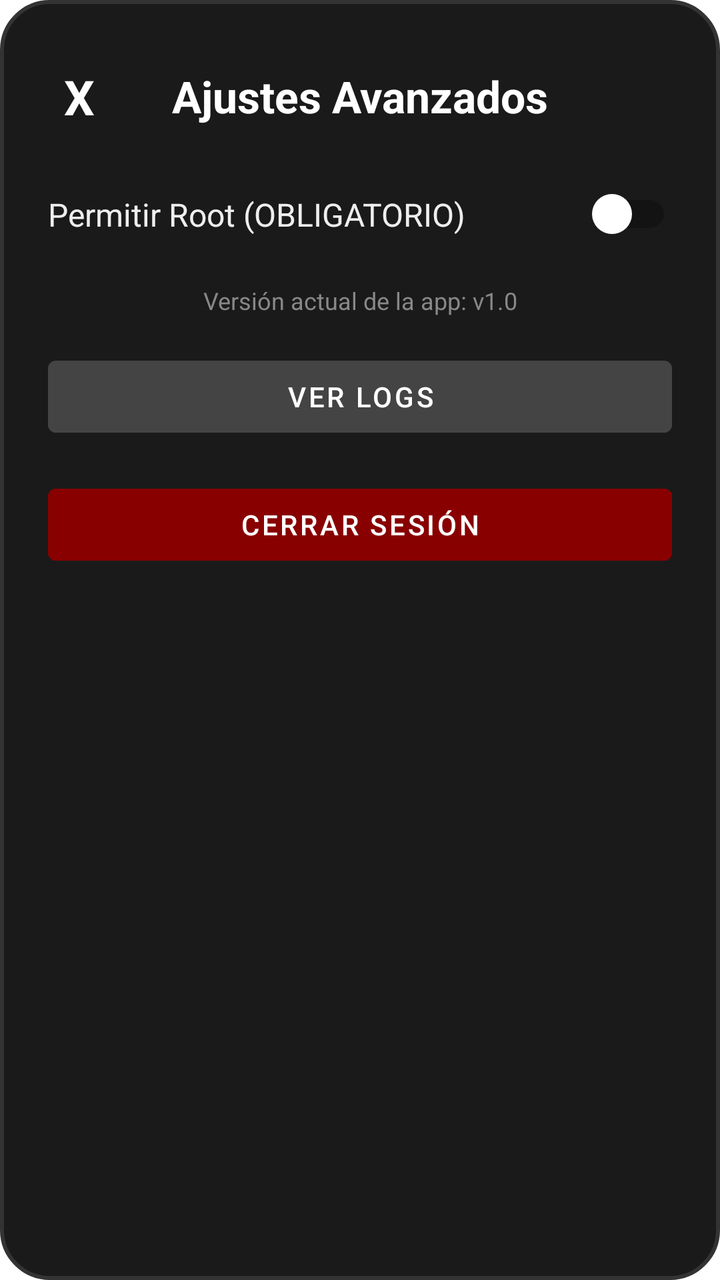
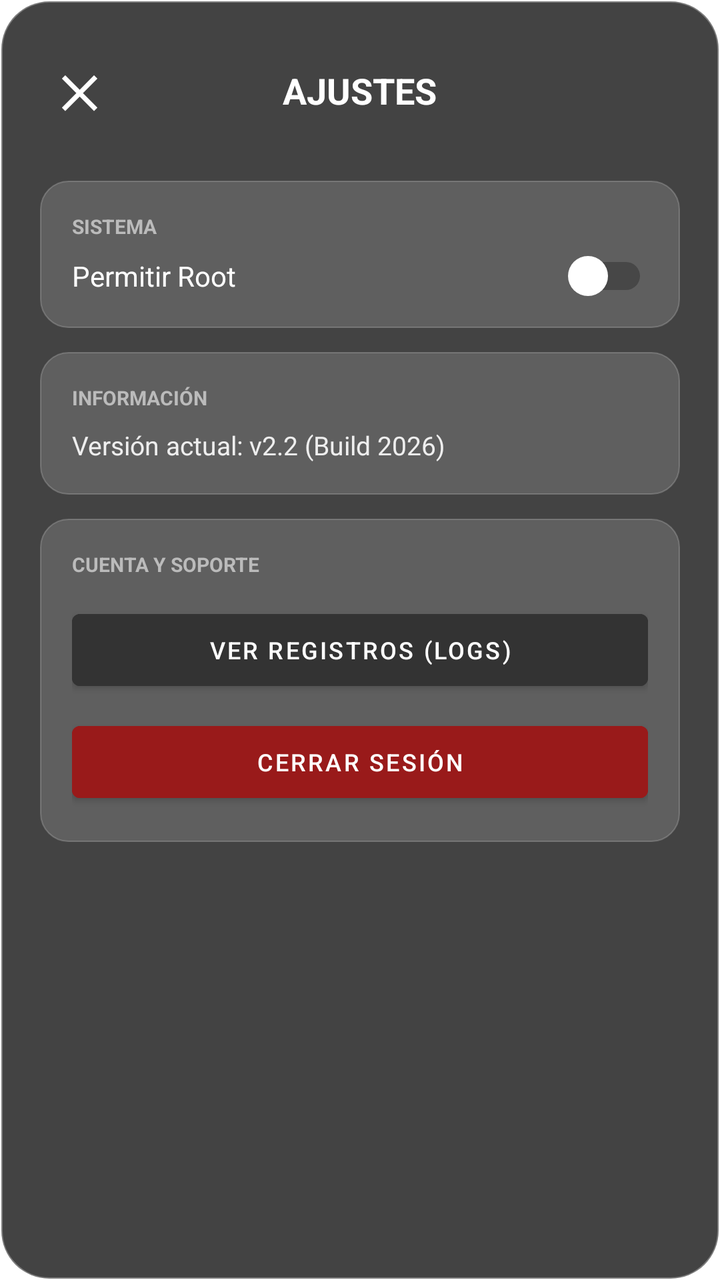

Compare the two renders of this Android layout. The source of the first and the diff that turns it into the second are given below.
<!-- AndroidManifest.xml: application theme Theme.Freezy -->
<!-- res/layout/dialog_settings.xml -->
<?xml version="1.0" encoding="utf-8"?>
<LinearLayout xmlns:android="http://schemas.android.com/apk/res/android"
    android:layout_width="match_parent"
    android:layout_height="wrap_content"
    android:background="@drawable/shape_dialog_bg"
    android:orientation="vertical"
    android:padding="24dp">

    <RelativeLayout
        android:layout_width="match_parent"
        android:layout_height="wrap_content"
        android:layout_marginBottom="24dp">

        <TextView
            android:id="@+id/btn_close_dialog_x"
            android:layout_width="wrap_content"
            android:layout_height="wrap_content"
            android:text="X"
            android:textColor="#FFFFFF"
            android:textSize="24sp"
            android:textStyle="bold"
            android:layout_alignParentLeft="true"
            android:layout_centerVertical="true"
            android:padding="8dp"/>

        <TextView
            android:layout_width="wrap_content"
            android:layout_height="wrap_content"
            android:text="Ajustes Avanzados"
            android:textColor="#FFFFFF"
            android:textSize="22sp"
            android:textStyle="bold"
            android:layout_centerInParent="true"/>
    </RelativeLayout>

    <Switch
        android:id="@+id/switch_root"
        android:layout_width="match_parent"
        android:layout_height="wrap_content"
        android:text="Permitir Root (OBLIGATORIO)"
        android:textColor="#EEEEEE"
        android:textSize="16sp"
        android:thumb="@drawable/custom_seekbar_thumb"
        android:layout_marginBottom="24dp"/>



    <TextView
        android:id="@+id/tv_version"
        android:layout_width="match_parent"
        android:layout_height="wrap_content"
        android:gravity="center"
        android:text="Versión actual de la app: v1.0"
        android:textColor="#888888"
        android:textSize="12sp"
        android:layout_marginBottom="16dp" />

    <Button
        android:id="@+id/btn_view_logs"
        android:layout_width="match_parent"
        android:layout_height="wrap_content"
        android:text="VER LOGS"
        android:textColor="#FFFFFF"
        android:backgroundTint="#444444"
        android:layout_marginBottom="16dp" />

    <Button
        android:id="@+id/btn_logout"
        android:layout_width="match_parent"
        android:layout_height="wrap_content"
        android:text="CERRAR SESIÓN"
        android:textColor="#FFFFFF"
        android:backgroundTint="#880000"
        android:layout_marginBottom="16dp" />


</LinearLayout>
<!-- resources referenced by this layout -->
<resources>
  <!-- drawable custom_seekbar_thumb (drawable) -->
  <?xml version="1.0" encoding="utf-8"?>
  <shape xmlns:android="http://schemas.android.com/apk/res/android" android:shape="oval">
      <solid android:color="#FFFFFF" />
      <size android:width="20dp" android:height="20dp" />
  </shape>
  <!-- drawable shape_dialog_bg (drawable) -->
  <?xml version="1.0" encoding="utf-8"?>
  <shape xmlns:android="http://schemas.android.com/apk/res/android">
      <solid android:color="#1A1A1A"/>
      <corners android:radius="24dp"/>
      <stroke android:color="#333333" android:width="2dp"/>
  </shape>
  <style name="Theme.Freezy" parent="Theme.MaterialComponents.DayNight.DarkActionBar">
          
          <item name="colorPrimary">@color/purple_500</item>
          <item name="colorPrimaryVariant">@color/purple_700</item>
          <item name="colorOnPrimary">@color/white</item>
          
          <item name="colorSecondary">@color/teal_200</item>
          <item name="colorSecondaryVariant">@color/teal_700</item>
          <item name="colorOnSecondary">@color/black</item>
          
          <item name="android:statusBarColor">?attr/colorPrimaryVariant</item>
          
      </style>
  <color name="purple_500">#FF6200EE</color>
  <color name="purple_700">#FF3700B3</color>
  <color name="white">#FFFFFFFF</color>
  <color name="teal_200">#FF03DAC5</color>
  <color name="teal_700">#FF018786</color>
  <color name="black">#FF000000</color>
</resources>

<!-- the commit's change to res/layout/dialog_settings.xml (unified diff, before → after) -->
@@ -2,76 +2,129 @@
 <LinearLayout xmlns:android="http://schemas.android.com/apk/res/android"
     android:layout_width="match_parent"
     android:layout_height="wrap_content"
-    android:background="@drawable/shape_dialog_bg"
+    android:background="@drawable/bg_glass_dialog"
     android:orientation="vertical"
-    android:padding="24dp">
+    android:padding="20dp">
 
+    
     <RelativeLayout
         android:layout_width="match_parent"
         android:layout_height="wrap_content"
-        android:layout_marginBottom="24dp">
+        android:layout_marginBottom="20dp">
 
         <TextView
             android:id="@+id/btn_close_dialog_x"
             android:layout_width="wrap_content"
             android:layout_height="wrap_content"
-            android:text="X"
+            android:text="✕"
             android:textColor="#FFFFFF"
-            android:textSize="24sp"
+            android:textSize="22sp"
             android:textStyle="bold"
             android:layout_alignParentLeft="true"
             android:layout_centerVertical="true"
-            android:padding="8dp"/>
+            android:padding="10dp"/>
 
         <TextView
             android:layout_width="wrap_content"
             android:layout_height="wrap_content"
-            android:text="Ajustes Avanzados"
+            android:text="AJUSTES"
             android:textColor="#FFFFFF"
-            android:textSize="22sp"
+            android:textSize="18sp"
             android:textStyle="bold"
             android:layout_centerInParent="true"/>
     </RelativeLayout>
 
-    <Switch
-        android:id="@+id/switch_root"
+    
+    <LinearLayout
         android:layout_width="match_parent"
         android:layout_height="wrap_content"
-        android:text="Permitir Root (OBLIGATORIO)"
-        android:textColor="#EEEEEE"
-        android:textSize="16sp"
-        android:thumb="@drawable/custom_seekbar_thumb"
-        android:layout_marginBottom="24dp"/>
+        android:orientation="vertical"
+        android:background="@drawable/bg_glass_tile"
+        android:padding="16dp"
+        android:layout_marginBottom="12dp">
+        
+        <TextView
+            android:layout_width="wrap_content"
+            android:layout_height="wrap_content"
+            android:text="SISTEMA"
+            android:textColor="#BBBBBB"
+            android:textSize="10sp"
+            android:textStyle="bold"
+            android:layout_marginBottom="8dp"/>
 
+        <Switch
+            android:id="@+id/switch_root"
+            android:layout_width="match_parent"
+            android:layout_height="wrap_content"
+            android:text="Permitir Root"
+            android:textColor="#FFFFFF"
+            android:textSize="14sp"
+            android:thumb="@drawable/custom_seekbar_thumb"/>
+    </LinearLayout>
 
-
-    <TextView
-        android:id="@+id/tv_version"
+    
+    <LinearLayout
         android:layout_width="match_parent"
         android:layout_height="wrap_content"
-        android:gravity="center"
-        android:text="Versión actual de la app: v1.0"
-        android:textColor="#888888"
-        android:textSize="12sp"
-        android:layout_marginBottom="16dp" />
+        android:orientation="vertical"
+        android:background="@drawable/bg_glass_tile"
+        android:padding="16dp"
+        android:layout_marginBottom="12dp">
+        
+        <TextView
+            android:layout_width="wrap_content"
+            android:layout_height="wrap_content"
+            android:text="INFORMACIÓN"
+            android:textColor="#BBBBBB"
+            android:textSize="10sp"
+            android:textStyle="bold"
+            android:layout_marginBottom="8dp"/>
 
-    <Button
-        android:id="@+id/btn_view_logs"
+        <TextView
+            android:id="@+id/tv_version"
+            android:layout_width="match_parent"
+            android:layout_height="wrap_content"
+            android:text="Versión actual: v2.2 (Build 2026)"
+            android:textColor="#EEEEEE"
+            android:textSize="13sp" />
+    </LinearLayout>
+
+    
+    <LinearLayout
         android:layout_width="match_parent"
         android:layout_height="wrap_content"
-        android:text="VER LOGS"
-        android:textColor="#FFFFFF"
-        android:backgroundTint="#444444"
-        android:layout_marginBottom="16dp" />
+        android:orientation="vertical"
+        android:background="@drawable/bg_glass_tile"
+        android:padding="16dp">
+        
+        <TextView
+            android:layout_width="wrap_content"
+            android:layout_height="wrap_content"
+            android:text="CUENTA Y SOPORTE"
+            android:textColor="#BBBBBB"
+            android:textSize="10sp"
+            android:textStyle="bold"
+            android:layout_marginBottom="12dp"/>
 
-    <Button
-        android:id="@+id/btn_logout"
-        android:layout_width="match_parent"
-        android:layout_height="wrap_content"
-        android:text="CERRAR SESIÓN"
-        android:textColor="#FFFFFF"
-        android:backgroundTint="#880000"
-        android:layout_marginBottom="16dp" />
+        <Button
+            android:id="@+id/btn_view_logs"
+            android:layout_width="match_parent"
+            android:layout_height="48dp"
+            android:text="VER REGISTROS (LOGS)"
+            android:textSize="12sp"
+            android:textColor="#FFFFFF"
+            android:backgroundTint="#333333"
+            android:layout_marginBottom="8dp" />
+
+        <Button
+            android:id="@+id/btn_logout"
+            android:layout_width="match_parent"
+            android:layout_height="48dp"
+            android:text="CERRAR SESIÓN"
+            android:textSize="12sp"
+            android:textColor="#FFFFFF"
+            android:backgroundTint="#991A1A" />
+    </LinearLayout>
 
 
 </LinearLayout>
<!-- resource entries referenced after the edit -->
@@ -1,36 +1,49 @@
 <!-- resources referenced by this layout -->
 <resources>
+  <!-- drawable bg_glass_dialog (drawable) -->
+  <?xml version="1.0" encoding="utf-8"?>
+  <shape xmlns:android="http://schemas.android.com/apk/res/android">
+      
+      <solid android:color="#CC141414" />
+          
+      <corners android:radius="24dp" />
+      
+      
+      <stroke
+          android:width="1.2dp"
+          android:color="#4DFFFFFF" />
+  </shape>
+  <!-- drawable bg_glass_tile (drawable) -->
+  <?xml version="1.0" encoding="utf-8"?>
+  <shape xmlns:android="http://schemas.android.com/apk/res/android">
+      
+      <solid android:color="#26FFFFFF" />
+      <corners android:radius="14dp" />
+      <stroke
+          android:width="0.8dp"
+          android:color="#33FFFFFF" />
+  </shape>
   <!-- drawable custom_seekbar_thumb (drawable) -->
   <?xml version="1.0" encoding="utf-8"?>
   <shape xmlns:android="http://schemas.android.com/apk/res/android" android:shape="oval">
       <solid android:color="#FFFFFF" />
       <size android:width="20dp" android:height="20dp" />
   </shape>
-  <!-- drawable shape_dialog_bg (drawable) -->
-  <?xml version="1.0" encoding="utf-8"?>
-  <shape xmlns:android="http://schemas.android.com/apk/res/android">
-      <solid android:color="#1A1A1A"/>
-      <corners android:radius="24dp"/>
-      <stroke android:color="#333333" android:width="2dp"/>
-  </shape>
-  <style name="Theme.Freezy" parent="Theme.MaterialComponents.DayNight.DarkActionBar">
+  <style name="Theme.Freezy" parent="Theme.MaterialComponents.DayNight.NoActionBar">
           
-          <item name="colorPrimary">@color/purple_500</item>
-          <item name="colorPrimaryVariant">@color/purple_700</item>
+          <item name="colorPrimary">#00A2FF</item>
+          <item name="colorPrimaryVariant">#000000</item>
           <item name="colorOnPrimary">@color/white</item>
           
-          <item name="colorSecondary">@color/teal_200</item>
-          <item name="colorSecondaryVariant">@color/teal_700</item>
+          <item name="colorSecondary">#00A2FF</item>
+          <item name="colorSecondaryVariant">#0077BB</item>
           <item name="colorOnSecondary">@color/black</item>
           
-          <item name="android:statusBarColor">?attr/colorPrimaryVariant</item>
-          
+          <item name="android:statusBarColor">#000000</item>
+          <item name="android:windowNoTitle">true</item>
+          <item name="windowActionBar">false</item>
       </style>
-  <color name="purple_500">#FF6200EE</color>
-  <color name="purple_700">#FF3700B3</color>
   <color name="white">#FFFFFFFF</color>
-  <color name="teal_200">#FF03DAC5</color>
-  <color name="teal_700">#FF018786</color>
   <color name="black">#FF000000</color>
 </resources>
 
